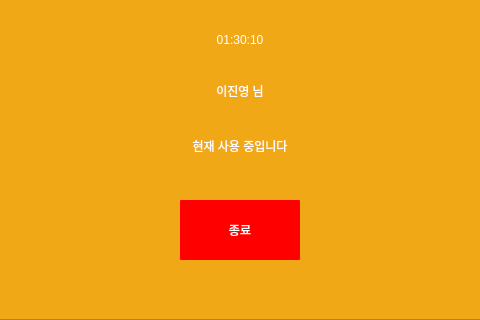
First picture: the form in PianoManager/UI/ui_InUse.ui, repository dotoleeoak/hun-piano, before the edit; both pictures show x 160 to 640 and y 160 to 480 of the 800 by 480 pixel window.
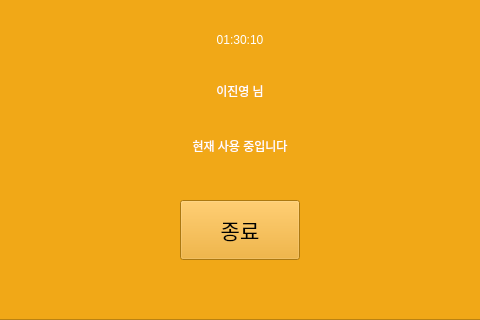
Second picture: the form after the edit. Icons and pictures are not drawn.

```diff
--- a/PianoManager/UI/ui_InUse.ui
+++ b/PianoManager/UI/ui_InUse.ui
@@ -116,11 +116,25 @@
       <height>60</height>
      </rect>
     </property>
+    <property name="font">
+     <font>
+      <family>배달의민족 도현</family>
+      <pointsize>16</pointsize>
+     </font>
+    </property>
     <property name="styleSheet">
-     <string notr="true">font: 16pt &quot;배달의민족 도현&quot;;
-color: rgb(255, 255, 255);
-border-radius: 1px;
-background-color: red</string>
+     <string notr="true">QPushButton
+{
+	color: rgb(255, 255, 255);
+	background-color: rgb(255, 0, 0);
+	border-radius: 10px;
+}
+
+QPushButton:hover
+{
+	color: rgb(120, 120, 120);
+	background-color: rgb(120, 0, 0);
+};</string>
     </property>
     <property name="text">
      <string>종료</string>
```
